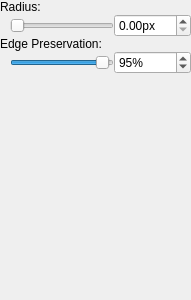
Old version of the form src/imagefilter_edgepreservingblur/filterwidget.ui in the repository deiflou/ibp.
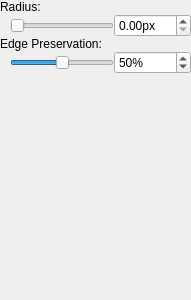
New version of the form.

Diff of the .ui file:
```diff
--- a/src/imagefilter_edgepreservingblur/filterwidget.ui
+++ b/src/imagefilter_edgepreservingblur/filterwidget.ui
@@ -30,7 +30,7 @@
     <number>0</number>
    </property>
    <item>
-    <layout class="QGridLayout" name="gridLayout">
+    <layout class="QGridLayout" name="gridLayout" columnstretch="1,0">
      <item row="3" column="0">
       <layout class="QHBoxLayout" name="horizontalLayout_4">
        <property name="spacing">
@@ -45,7 +45,7 @@
           <number>100</number>
          </property>
          <property name="value">
-          <number>95</number>
+          <number>50</number>
          </property>
          <property name="orientation">
           <enum>Qt::Horizontal</enum>
@@ -110,7 +110,7 @@
         <number>100</number>
        </property>
        <property name="value">
-        <number>95</number>
+        <number>50</number>
        </property>
       </widget>
      </item>
```
